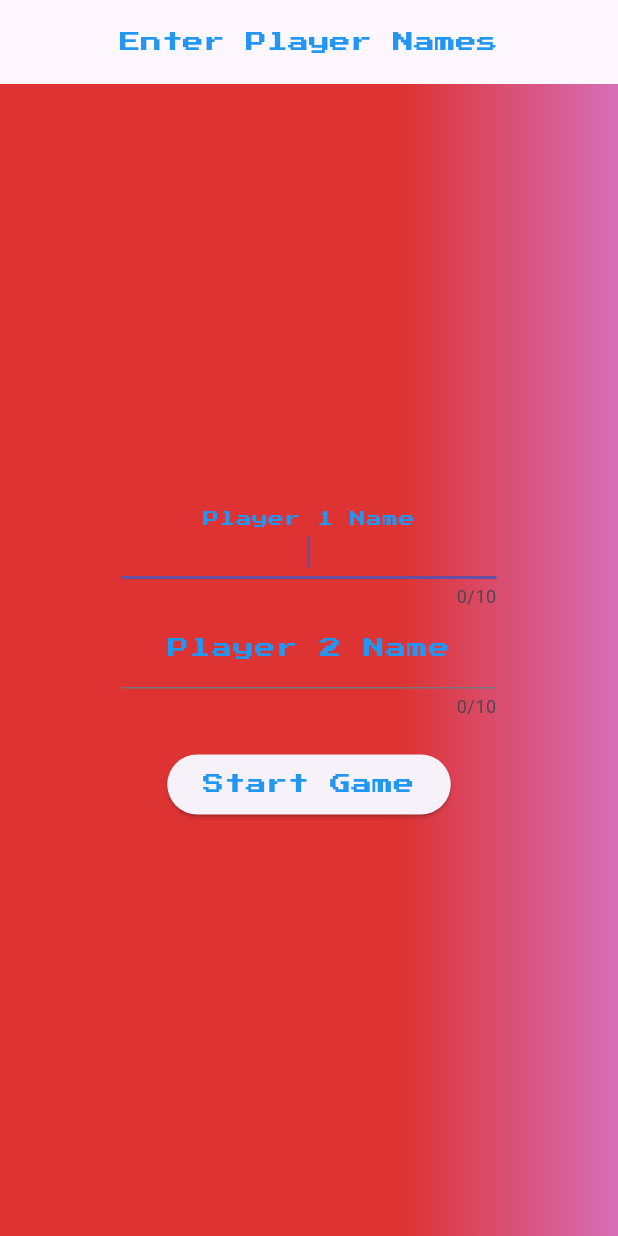
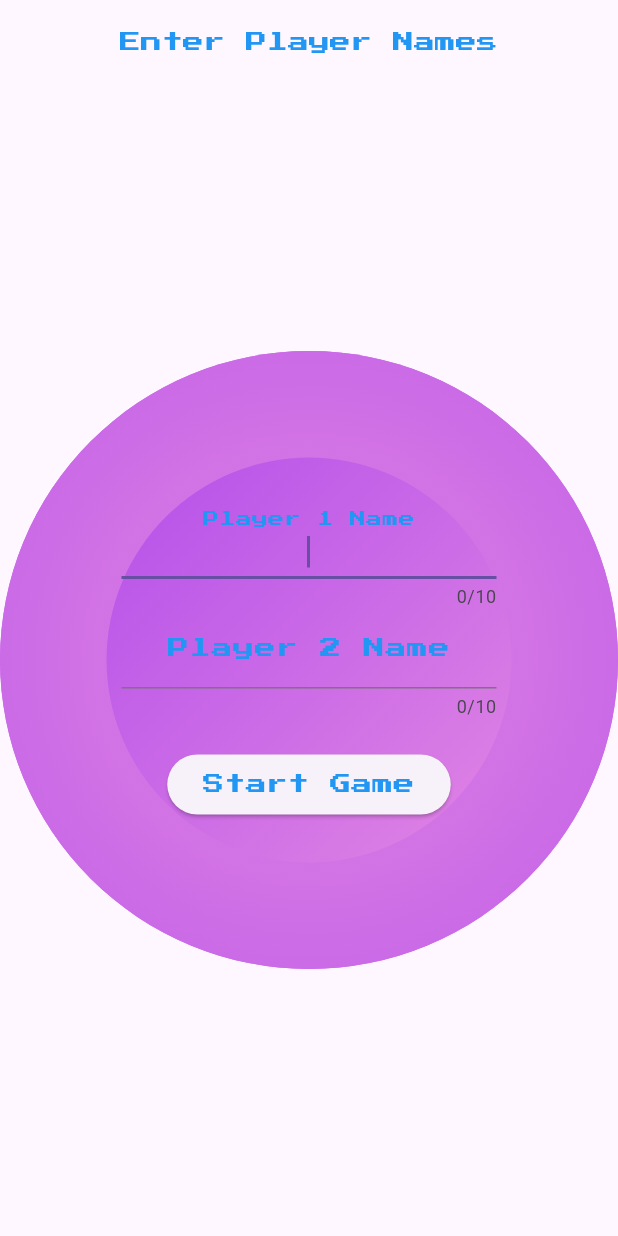
Before and after one commit to ZPatryk/cardgame3, a Flutter app: the screen it shows after launch, on a phone screen of 412 x 824 dp. Run offline on Flutter 3.47's test engine with Material 3 defaults, Android fonts, the phone set to English and light mode, and no system bars.

Commit message:
Zamiana stylizacji strony startowej

```diff
--- a/lib/start_screen.dart
+++ b/lib/start_screen.dart
@@ -1,7 +1,7 @@
-import 'package:cardgame/utils/geradient_animation_widget.dart';
+import 'dart:math';
+
+import 'package:cardgame/utils/geradient.dart';
 import 'package:flutter/material.dart';
-import 'dart:math';
-import 'card_flip.dart'; // Import nowej klasy do obsługi obracania kart.
 import 'image_item.dart';
 import 'image_screen.dart';
 import 'package:cardgame/utils/text_styles.dart';
@@ -36,7 +36,6 @@ class _StartScreenState extends State<StartScreen> {
 
   @override
   Widget build(BuildContext context) {
-    // Definiowanie listy obrazów oraz dodanie obrazu rewersu
     final List<ImageItem> images = [
       ImageItem(key: 'apple', imagePath: 'assets/images/image1.png'),
       ImageItem(key: 'apple1', imagePath: 'assets/images/image2.png'),
@@ -60,10 +59,9 @@ class _StartScreenState extends State<StartScreen> {
       ImageItem(key: 'raspberry1', imagePath: 'assets/images/image20.png'),
     ];
 
-    // Ścieżka do obrazu rewersu
     final String frontImagePath = 'assets/images/image21.png';
 
-    //images.shuffle(Random());
+    images.shuffle(Random());
 
     return Scaffold(
       appBar: AppBar(
@@ -71,9 +69,7 @@ class _StartScreenState extends State<StartScreen> {
           child: Text('Enter Player Names', style: TextStyles.retro),
         ),
       ),
-      body: GradientAnimationWidget(
-        colors: const [Color(0xFFDD3333), Color(0xFFD387EF)],
-        duration: const Duration(seconds: 12),
+      body: GradientWidget(
         child: Padding(
           padding: const EdgeInsets.all(16.0),
           child: Center(
@@ -123,7 +119,7 @@ class _StartScreenState extends State<StartScreen> {
                       MaterialPageRoute(
                         builder: (context) => ImageScreen(
                           images: images,
-                          frontImagePath: frontImagePath, // Dodanie rewersu do parametrów
+                          frontImagePath: frontImagePath,
                           player1Name: player1Controller.text,
                           player2Name: player2Controller.text,
                         ),
--- /dev/null
+++ b/lib/utils/geradient.dart
@@ -0,0 +1,68 @@
+import 'package:flutter/material.dart';
+
+class GradientWidget extends StatelessWidget {
+  final Widget child;
+
+  const GradientWidget({
+    super.key,
+    required this.child,
+  });
+
+  @override
+  Widget build(BuildContext context) {
+    return Stack(
+      alignment: Alignment.center,
+      children: [
+        // Pierwszy kontener z gradientem
+        Container(
+          width: 800,
+          height: 800,
+          decoration: const BoxDecoration(
+            gradient: RadialGradient(
+              colors: [
+                Color.fromARGB(255, 225, 133, 227), // Pierwszy kolor
+                Color.fromARGB(255, 181, 80, 234),  // Drugi kolor
+              ],
+              radius: 1.0,
+              center: Alignment.center,
+            ),
+            shape: BoxShape.circle,
+          ),
+        ),
+        Container(
+          width: 600,
+          height: 600,
+          decoration: const BoxDecoration(
+            gradient: RadialGradient(
+              colors: [
+                Color.fromARGB(255, 225, 133, 227), // Pierwszy kolor
+                Color.fromARGB(255, 181, 80, 234),  // Drugi kolor
+              ],
+              radius: 1.0,
+              center: Alignment.center,
+            ),
+            shape: BoxShape.circle,
+          ),
+        ),
+        // Drugi kontener z gradientem
+        Container(
+          width: 270,
+          height: 270,
+          decoration: const BoxDecoration(
+            gradient: LinearGradient(
+              colors: [
+                Color.fromARGB(255, 181, 80, 234), // Trzeci kolor
+                Color.fromARGB(255, 225, 133, 227), // Czwarty kolor
+              ],
+              begin: Alignment.topLeft,
+              end: Alignment.bottomRight,
+            ),
+            shape: BoxShape.circle,
+          ),
+        ),
+        // Kontener z dzieckiem
+        Center(child: child),
+      ],
+    );
+  }
+}
--- a/lib/utils/geradient_animation_widget.dart
+++ /dev/null
@@ -1,63 +0,0 @@
-import 'package:flutter/material.dart';
-
-class GradientAnimationWidget extends StatefulWidget {
-  final List<Color> colors; // Lista kolorów dla gradientu
-  final Duration duration; // Czas trwania animacji
-  final Widget child; // Opcjonalne dziecko
-
-  const GradientAnimationWidget({super.key,
-    required this.colors,
-    this.duration = const Duration(seconds: 6),
-    required this.child,
-  });
-
-  @override
-  _GradientAnimationWidgetState createState() => _GradientAnimationWidgetState();
-}
-
-class _GradientAnimationWidgetState extends State<GradientAnimationWidget> with SingleTickerProviderStateMixin {
-  late AnimationController _controller;
-  late Animation<double> _animation;
-
-  @override
-  void initState() {
-    super.initState();
-    _controller = AnimationController(
-      duration: widget.duration,
-      vsync: this,
-    )..repeat(reverse: true); // Powtarzanie animacji z efektem cofania
-
-    _animation = Tween<double>(begin: -1.0, end: 1.0).animate(
-      CurvedAnimation(
-        parent: _controller,
-        curve: Curves.linear,
-      ),
-    );
-  }
-
-  @override
-  Widget build(BuildContext context) {
-    return AnimatedBuilder(
-      animation: _animation,
-      builder: (context, child) {
-        return Container(
-          decoration: BoxDecoration(
-            gradient: LinearGradient(
-              begin: Alignment(_animation.value, 0.0),
-              end: Alignment(1.0 + _animation.value, 0.0),
-              colors: widget.colors,
-              stops: const [0.0, 1.0],
-            ),
-          ),
-          child: widget.child,
-        );
-      },
-    );
-  }
-
-  @override
-  void dispose() {
-    _controller.dispose();
-    super.dispose();
-  }
-}
```
